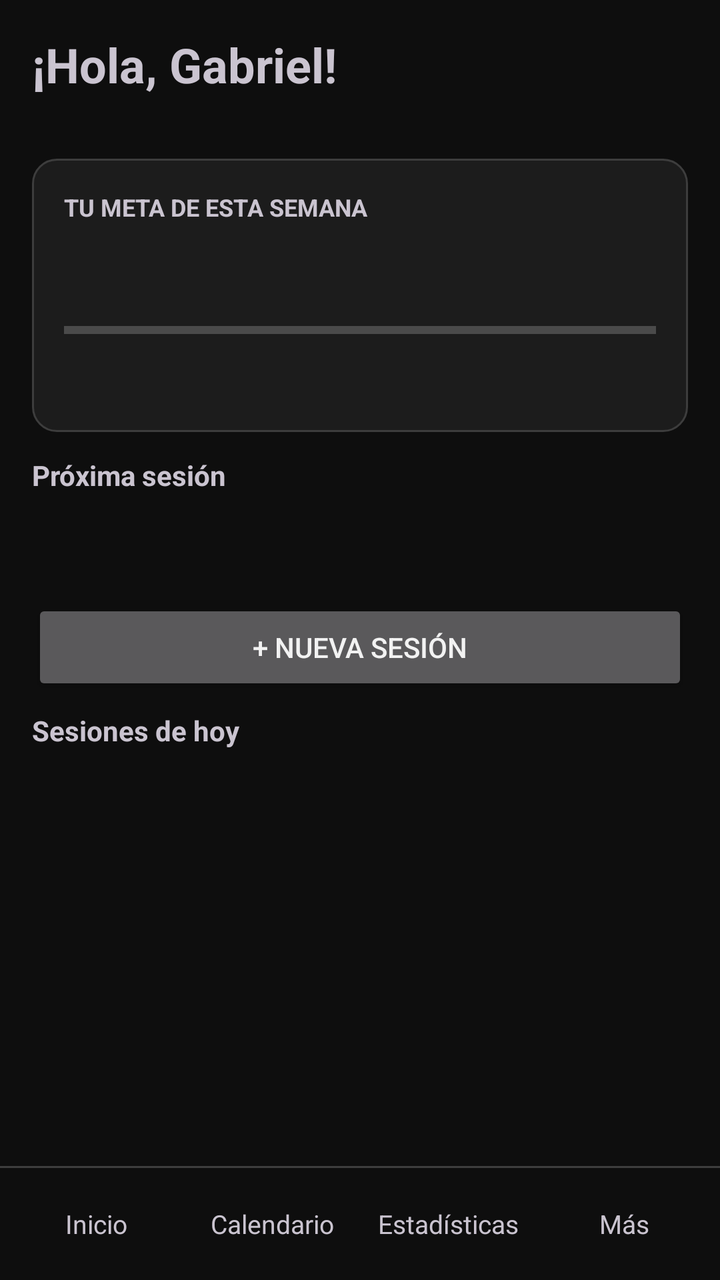
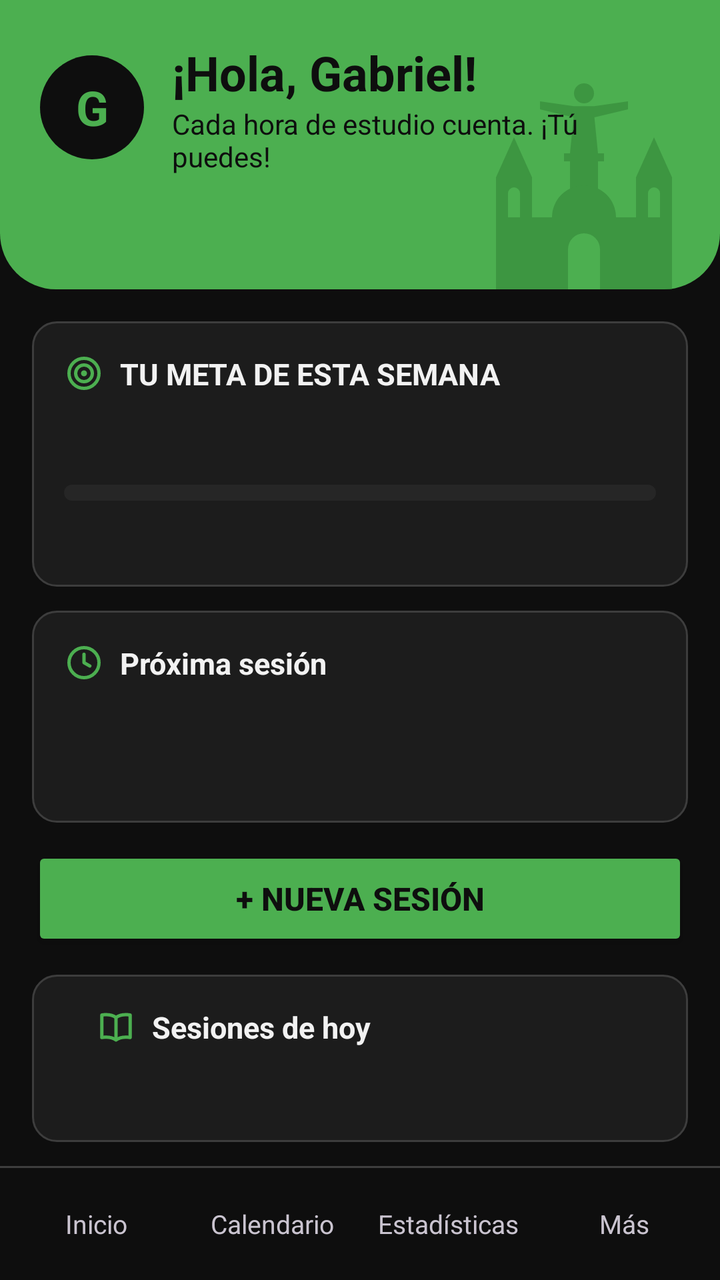

Before-and-after screenshots of an Android layout around one commit, followed by the original layout XML and the change that was made.
<!-- AndroidManifest.xml: application theme Theme.AgendaPersonal -->
<!-- res/layout/activity_main.xml -->
<?xml version="1.0" encoding="utf-8"?>
<LinearLayout xmlns:android="http://schemas.android.com/apk/res/android"
    xmlns:tools="http://schemas.android.com/tools"
    android:id="@+id/main"
    android:layout_width="match_parent"
    android:layout_height="match_parent"
    android:orientation="vertical"
    tools:context=".vista.MainActivity">

    
    <LinearLayout
        android:layout_width="match_parent"
        android:layout_height="0dp"
        android:layout_weight="1"
        android:orientation="vertical"
        android:paddingHorizontal="16dp"
        android:paddingTop="16dp">

        
        <TextView
            android:layout_width="match_parent"
            android:layout_height="wrap_content"
            android:text="@string/saludo"
            android:textSize="24sp"
            android:textStyle="bold" />

        <TextView
            android:id="@+id/tvFecha"
            android:layout_width="match_parent"
            android:layout_height="wrap_content"
            android:layout_marginBottom="12dp"
            android:textSize="14sp" />

        
        <include layout="@layout/tarjeta_meta" />

        
        <TextView
            android:layout_width="match_parent"
            android:layout_height="wrap_content"
            android:layout_marginTop="12dp"
            android:text="@string/titulo_proxima"
            android:textStyle="bold" />

        <LinearLayout
            android:id="@+id/llProxima"
            android:layout_width="match_parent"
            android:layout_height="wrap_content"
            android:background="?attr/selectableItemBackground"
            android:minHeight="48dp"
            android:orientation="vertical"
            android:paddingVertical="6dp">

            <TextView
                android:id="@+id/tvProximaMateria"
                android:layout_width="match_parent"
                android:layout_height="wrap_content"
                android:textSize="16sp" />

            <TextView
                android:id="@+id/tvProximaHorario"
                android:layout_width="match_parent"
                android:layout_height="wrap_content"
                android:textSize="14sp" />
        </LinearLayout>

        
        <Button
            android:id="@+id/btnNuevaSesion"
            android:layout_width="match_parent"
            android:layout_height="wrap_content"
            android:minHeight="48dp"
            android:text="@string/btn_nueva_sesion" />

        
        <TextView
            android:layout_width="match_parent"
            android:layout_height="wrap_content"
            android:layout_marginTop="8dp"
            android:text="@string/titulo_sesiones_hoy"
            android:textStyle="bold" />

        <ListView
            android:id="@+id/lvHoy"
            android:layout_width="match_parent"
            android:layout_height="0dp"
            android:layout_weight="1" />

        
        <TextView
            android:id="@+id/tvVacioHoy"
            android:layout_width="match_parent"
            android:layout_height="0dp"
            android:layout_weight="1"
            android:gravity="center"
            android:padding="16dp"
            android:text="@string/lista_sesiones_vacia"
            android:textSize="16sp"
            android:visibility="gone" />
    </LinearLayout>

    
    <include layout="@layout/menu_inferior" />
</LinearLayout>
<!-- res/layout/tarjeta_meta.xml (included above) -->
<?xml version="1.0" encoding="utf-8"?>
<LinearLayout xmlns:android="http://schemas.android.com/apk/res/android"
    android:id="@+id/tarjetaMeta"
    android:layout_width="match_parent"
    android:layout_height="wrap_content"
    android:background="@drawable/fondo_tarjeta"
    android:orientation="vertical"
    android:padding="16dp">

    
    <TextView
        android:id="@+id/tvTituloMeta"
        android:layout_width="match_parent"
        android:layout_height="wrap_content"
        android:text="@string/titulo_meta_semana"
        android:textSize="12sp"
        android:textStyle="bold" />

    
    <TextView
        android:id="@+id/tvProgreso"
        android:layout_width="match_parent"
        android:layout_height="wrap_content"
        android:textSize="28sp"
        android:textStyle="bold" />

    
    <ProgressBar
        android:id="@+id/pbMeta"
        style="?android:attr/progressBarStyleHorizontal"
        android:layout_width="match_parent"
        android:layout_height="wrap_content"
        android:layout_marginVertical="8dp"
        android:max="100" />

    
    <TextView
        android:id="@+id/tvMensajeMeta"
        android:layout_width="match_parent"
        android:layout_height="wrap_content"
        android:textSize="14sp" />
</LinearLayout>
<!-- res/layout/menu_inferior.xml (included above) -->
<?xml version="1.0" encoding="utf-8"?>
<LinearLayout xmlns:android="http://schemas.android.com/apk/res/android"
    android:layout_width="match_parent"
    android:layout_height="wrap_content"
    android:orientation="vertical">

    
    <View
        android:layout_width="match_parent"
        android:layout_height="1dp"
        android:background="@color/menu_linea" />

    
    <LinearLayout
        android:layout_width="match_parent"
        android:layout_height="wrap_content"
        android:orientation="horizontal"
        android:padding="4dp">

        <TextView
            android:id="@+id/menuInicio"
            style="@style/BotonMenu"
            android:text="@string/menu_inicio" />

        <TextView
            android:id="@+id/menuCalendario"
            style="@style/BotonMenu"
            android:text="@string/menu_calendario" />

        <TextView
            android:id="@+id/menuEstadisticas"
            style="@style/BotonMenu"
            android:text="@string/menu_estadisticas" />

        
        <TextView
            android:id="@+id/menuMas"
            style="@style/BotonMenu"
            android:text="@string/menu_mas" />
    </LinearLayout>
</LinearLayout>
<!-- resources referenced by this layout -->
<resources>
  <!-- unchanged entries left out for length: 25 -->
</resources>

<!-- the commit's change to res/layout/activity_main.xml (unified diff, before → after) -->
@@ -8,60 +8,135 @@
     tools:context=".vista.MainActivity">
 
     
+    <FrameLayout
+        android:layout_width="match_parent"
+        android:layout_height="wrap_content"
+        android:background="@drawable/fondo_franja">
+
+        
+        <ImageView
+            android:layout_width="104dp"
+            android:layout_height="108dp"
+            android:layout_gravity="bottom|end"
+            android:layout_marginEnd="16dp"
+            android:alpha="0.5"
+            android:importantForAccessibility="no"
+            android:src="@drawable/siluetas_santa_cruz" />
+
+        
+        <LinearLayout
+            android:layout_width="match_parent"
+            android:layout_height="wrap_content"
+            android:orientation="vertical"
+            android:paddingHorizontal="20dp"
+            android:paddingTop="20dp"
+            android:paddingBottom="24dp">
+
+            
+            <LinearLayout
+                android:layout_width="match_parent"
+                android:layout_height="wrap_content"
+                android:gravity="center_vertical"
+                android:orientation="horizontal">
+
+                
+                <TextView
+                    android:layout_width="52dp"
+                    android:layout_height="52dp"
+                    android:layout_marginEnd="14dp"
+                    android:background="@drawable/circulo_avatar"
+                    android:gravity="center"
+                    android:importantForAccessibility="no"
+                    android:text="@string/avatar_inicial"
+                    android:textColor="@color/verde"
+                    android:textSize="24sp"
+                    android:textStyle="bold" />
+
+                
+                <LinearLayout
+                    android:layout_width="0dp"
+                    android:layout_height="wrap_content"
+                    android:layout_weight="1"
+                    android:orientation="vertical">
+
+                    <TextView
+                        android:layout_width="match_parent"
+                        android:layout_height="wrap_content"
+                        android:text="@string/saludo"
+                        android:textColor="@color/texto_sobre_verde"
+                        android:textSize="24sp"
+                        android:textStyle="bold" />
+
+                    <TextView
+                        android:layout_width="match_parent"
+                        android:layout_height="wrap_content"
+                        android:text="@string/frase_motivadora"
+                        android:textColor="@color/texto_sobre_verde"
+                        android:textSize="14sp" />
+                </LinearLayout>
+            </LinearLayout>
+
+            
+            <TextView
+                android:id="@+id/tvFecha"
+                android:layout_width="match_parent"
+                android:layout_height="wrap_content"
+                android:layout_marginTop="14dp"
+                android:textColor="@color/texto_sobre_verde"
+                android:textSize="14sp"
+                android:textStyle="bold" />
+        </LinearLayout>
+    </FrameLayout>
+
+    
     <LinearLayout
         android:layout_width="match_parent"
         android:layout_height="0dp"
         android:layout_weight="1"
         android:orientation="vertical"
         android:paddingHorizontal="16dp"
-        android:paddingTop="16dp">
-
-        
-        <TextView
+        android:paddingBottom="12dp">
+
+        
+        <include
+            layout="@layout/tarjeta_meta"
             android:layout_width="match_parent"
             android:layout_height="wrap_content"
-            android:text="@string/saludo"
-            android:textSize="24sp"
-            android:textStyle="bold" />
-
-        <TextView
-            android:id="@+id/tvFecha"
-            android:layout_width="match_parent"
-            android:layout_height="wrap_content"
-            android:layout_marginBottom="12dp"
-            android:textSize="14sp" />
-
-        
-        <include layout="@layout/tarjeta_meta" />
-
-        
-        <TextView
-            android:layout_width="match_parent"
-            android:layout_height="wrap_content"
-            android:layout_marginTop="12dp"
-            android:text="@string/titulo_proxima"
-            android:textStyle="bold" />
-
-        <LinearLayout
-            android:id="@+id/llProxima"
-            android:layout_width="match_parent"
-            android:layout_height="wrap_content"
-            android:background="?attr/selectableItemBackground"
-            android:minHeight="48dp"
-            android:orientation="vertical"
-            android:paddingVertical="6dp">
-
-            <TextView
-                android:id="@+id/tvProximaMateria"
+            android:layout_marginTop="16dp" />
+
+        
+        <LinearLayout style="@style/TarjetaInicio">
+
+            <TextView
+                style="@style/TituloTarjeta"
+                android:drawableStart="@drawable/ic_reloj"
+                android:text="@string/titulo_proxima" />
+
+            
+            <LinearLayout
+                android:id="@+id/llProxima"
                 android:layout_width="match_parent"
                 android:layout_height="wrap_content"
-                android:textSize="16sp" />
-
-            <TextView
-                android:id="@+id/tvProximaHorario"
-                android:layout_width="match_parent"
-                android:layout_height="wrap_content"
-                android:textSize="14sp" />
+                android:layout_marginTop="4dp"
+                android:background="?attr/selectableItemBackground"
+                android:minHeight="48dp"
+                android:orientation="vertical"
+                android:paddingVertical="4dp">
+
+                <TextView
+                    android:id="@+id/tvProximaMateria"
+                    android:layout_width="match_parent"
+                    android:layout_height="wrap_content"
+                    android:textSize="17sp"
+                    android:textStyle="bold" />
+
+                <TextView
+                    android:id="@+id/tvProximaHorario"
+                    android:layout_width="match_parent"
+                    android:layout_height="wrap_content"
+                    android:textColor="@color/texto_secundario"
+                    android:textSize="14sp" />
+            </LinearLayout>
         </LinearLayout>
 
         
@@ -69,34 +144,51 @@
             android:id="@+id/btnNuevaSesion"
             android:layout_width="match_parent"
             android:layout_height="wrap_content"
-            android:minHeight="48dp"
-            android:text="@string/btn_nueva_sesion" />
-
-        
-        <TextView
-            android:layout_width="match_parent"
-            android:layout_height="wrap_content"
-            android:layout_marginTop="8dp"
-            android:text="@string/titulo_sesiones_hoy"
+            android:layout_marginTop="12dp"
+            android:backgroundTint="@color/verde"
+            android:minHeight="52dp"
+            android:text="@string/btn_nueva_sesion"
+            android:textColor="@color/texto_sobre_verde"
+            android:textSize="16sp"
             android:textStyle="bold" />
 
-        <ListView
-            android:id="@+id/lvHoy"
-            android:layout_width="match_parent"
-            android:layout_height="0dp"
-            android:layout_weight="1" />
-
-        
-        <TextView
-            android:id="@+id/tvVacioHoy"
-            android:layout_width="match_parent"
+        
+        <LinearLayout
+            style="@style/TarjetaInicio"
             android:layout_height="0dp"
             android:layout_weight="1"
-            android:gravity="center"
-            android:padding="16dp"
-            android:text="@string/lista_sesiones_vacia"
-            android:textSize="16sp"
-            android:visibility="gone" />
+            android:paddingHorizontal="0dp"
+            android:paddingBottom="4dp">
+
+            <TextView
+                style="@style/TituloTarjeta"
+                android:drawableStart="@drawable/ic_libro"
+                android:paddingHorizontal="16dp"
+                android:text="@string/titulo_sesiones_hoy" />
+
+            
+            <ListView
+                android:id="@+id/lvHoy"
+                android:layout_width="match_parent"
+                android:layout_height="0dp"
+                android:layout_marginTop="4dp"
+                android:layout_weight="1"
+                android:divider="@color/borde"
+                android:dividerHeight="1dp" />
+
+            
+            <TextView
+                android:id="@+id/tvVacioHoy"
+                android:layout_width="match_parent"
+                android:layout_height="0dp"
+                android:layout_weight="1"
+                android:gravity="center"
+                android:padding="16dp"
+                android:text="@string/lista_sesiones_vacia"
+                android:textColor="@color/texto_secundario"
+                android:textSize="16sp"
+                android:visibility="gone" />
+        </LinearLayout>
     </LinearLayout>
 
     
@@ -115,11 +207,9 @@
     
     <TextView
         android:id="@+id/tvTituloMeta"
-        android:layout_width="match_parent"
-        android:layout_height="wrap_content"
-        android:text="@string/titulo_meta_semana"
-        android:textSize="12sp"
-        android:textStyle="bold" />
+        style="@style/TituloTarjeta"
+        android:drawableStart="@drawable/ic_diana"
+        android:text="@string/titulo_meta_semana" />
 
     
     <TextView
@@ -134,9 +224,12 @@
         android:id="@+id/pbMeta"
         style="?android:attr/progressBarStyleHorizontal"
         android:layout_width="match_parent"
-        android:layout_height="wrap_content"
+        android:layout_height="8dp"
         android:layout_marginVertical="8dp"
-        android:max="100" />
+        android:max="100"
+        android:maxHeight="8dp"
+        android:minHeight="8dp"
+        android:progressDrawable="@drawable/barra_progreso" />
 
     
     <TextView
<!-- resource entries referenced after the edit -->
@@ -1,5 +1,152 @@
 <!-- resources referenced by this layout -->
 <resources>
+  <!-- drawable barra_progreso (drawable) -->
+  <?xml version="1.0" encoding="utf-8"?>
+  <layer-list xmlns:android="http://schemas.android.com/apk/res/android">
+      <item android:id="@android:id/background">
+          <shape android:shape="rectangle">
+              <corners android:radius="4dp" />
+              <solid android:color="@color/tarjeta_alta" />
+          </shape>
+      </item>
+      <item android:id="@android:id/progress">
+          <scale android:scaleWidth="100%">
+              <shape android:shape="rectangle">
+                  <corners android:radius="4dp" />
+                  <solid android:color="@color/verde" />
+              </shape>
+          </scale>
+      </item>
+  </layer-list>
+  <!-- drawable circulo_avatar (drawable) -->
+  <?xml version="1.0" encoding="utf-8"?>
+  <shape xmlns:android="http://schemas.android.com/apk/res/android"
+      android:shape="oval">
+      <solid android:color="@color/fondo" />
+  </shape>
+  <!-- drawable fondo_franja (drawable) -->
+  <?xml version="1.0" encoding="utf-8"?>
+  <shape xmlns:android="http://schemas.android.com/apk/res/android"
+      android:shape="rectangle">
+      <solid android:color="@color/verde" />
+      <corners
+          android:bottomLeftRadius="28dp"
+          android:bottomRightRadius="28dp"
+          android:topLeftRadius="0dp"
+          android:topRightRadius="0dp" />
+  </shape>
+  <!-- drawable ic_diana (drawable) -->
+  <?xml version="1.0" encoding="utf-8"?>
+  <vector xmlns:android="http://schemas.android.com/apk/res/android"
+      android:width="20dp"
+      android:height="20dp"
+      android:viewportWidth="24"
+      android:viewportHeight="24">
+  
+      
+      <path
+          android:pathData="M3,12 a9,9 0 1,0 18,0 a9,9 0 1,0 -18,0"
+          android:strokeWidth="2"
+          android:strokeColor="@color/verde" />
+      <path
+          android:pathData="M7,12 a5,5 0 1,0 10,0 a5,5 0 1,0 -10,0"
+          android:strokeWidth="2"
+          android:strokeColor="@color/verde" />
+      
+      <path
+          android:fillColor="@color/verde"
+          android:pathData="M10.2,12 a1.8,1.8 0 1,0 3.6,0 a1.8,1.8 0 1,0 -3.6,0" />
+  </vector>
+  <!-- drawable ic_libro (drawable) -->
+  <?xml version="1.0" encoding="utf-8"?>
+  <vector xmlns:android="http://schemas.android.com/apk/res/android"
+      android:width="20dp"
+      android:height="20dp"
+      android:viewportWidth="24"
+      android:viewportHeight="24">
+  
+      
+      <path
+          android:pathData="M12,6.5 C10,5 7,4.5 3.5,5 L3.5,18.5 C7,18 10,18.5 12,20 C14,18.5 17,18 20.5,18.5 L20.5,5 C17,4.5 14,5 12,6.5 Z"
+          android:strokeLineJoin="round"
+          android:strokeWidth="2"
+          android:strokeColor="@color/verde" />
+      
+      <path
+          android:pathData="M12,6.5 L12,20"
+          android:strokeWidth="2"
+          android:strokeColor="@color/verde" />
+  </vector>
+  <!-- drawable ic_reloj (drawable) -->
+  <?xml version="1.0" encoding="utf-8"?>
+  <vector xmlns:android="http://schemas.android.com/apk/res/android"
+      android:width="20dp"
+      android:height="20dp"
+      android:viewportWidth="24"
+      android:viewportHeight="24">
+  
+      
+      <path
+          android:pathData="M3,12 a9,9 0 1,0 18,0 a9,9 0 1,0 -18,0"
+          android:strokeWidth="2"
+          android:strokeColor="@color/verde" />
+      
+      <path
+          android:pathData="M12,7 L12,12 L15.5,14"
+          android:strokeLineCap="round"
+          android:strokeLineJoin="round"
+          android:strokeWidth="2"
+          android:strokeColor="@color/verde" />
+  </vector>
+  <!-- drawable siluetas_santa_cruz (drawable) -->
+  <?xml version="1.0" encoding="utf-8"?>
+  <vector xmlns:android="http://schemas.android.com/apk/res/android"
+      android:width="104dp"
+      android:height="108dp"
+      android:viewportWidth="52"
+      android:viewportHeight="54">
+  
+      <group
+          android:translateX="-28"
+          android:translateY="-22">
+  
+          
+          <path
+              android:fillColor="@color/verde_oscuro"
+              android:pathData="M51.5,27 A2.5,2.5 0 1,0 56.5,27 A2.5,2.5 0 1,0 51.5,27 Z" />
+          <path
+              android:fillColor="@color/verde_oscuro"
+              android:pathData="M43,29 L51.4,30.2 L56.6,30.2 L65,29 L65,31 L56.6,33 L57.5,42 L50.5,42 L51.4,33 L43,31 Z" />
+          <path
+              android:fillColor="@color/verde_oscuro"
+              android:pathData="M49,42 L59,42 L59,44 L57.5,44 L57.5,58 L50.5,58 L50.5,44 L49,44 Z" />
+  
+          
+          <path
+              android:fillColor="@color/verde_oscuro"
+              android:fillType="evenOdd"
+              android:pathData="M32,76 L32,48 L36.5,38 L41,48 L41,58 L46,58 A8,8 0 0,1 62,58 L67,58 L67,48 L71.5,38 L76,48 L76,76 Z M50,76 L50,66 A4,4 0 0,1 58,66 L58,76 Z M35,58 L35,52 A1.5,1.5 0 0,1 38,52 L38,58 Z M70,58 L70,52 A1.5,1.5 0 0,1 73,52 L73,58 Z" />
+      </group>
+  </vector>
+  <string name="avatar_inicial">G</string>
+  <string name="frase_motivadora">Cada hora de estudio cuenta. ¡Tú puedes!</string>
+  <style name="TarjetaInicio">
+          <item name="android:layout_width">match_parent</item>
+          <item name="android:layout_height">wrap_content</item>
+          <item name="android:layout_marginTop">12dp</item>
+          <item name="android:background">@drawable/fondo_tarjeta</item>
+          <item name="android:orientation">vertical</item>
+          <item name="android:padding">16dp</item>
+      </style>
+  <style name="TituloTarjeta">
+          <item name="android:layout_width">match_parent</item>
+          <item name="android:layout_height">wrap_content</item>
+          <item name="android:drawablePadding">8dp</item>
+          <item name="android:gravity">center_vertical</item>
+          <item name="android:textColor">@color/texto</item>
+          <item name="android:textSize">15sp</item>
+          <item name="android:textStyle">bold</item>
+      </style>
   <!-- unchanged entries left out for length: 25 -->
 </resources>
 
